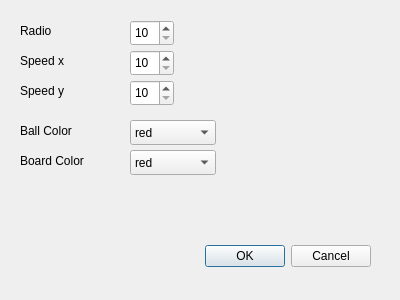
Before: the Qt Designer form task4/pl4/ChangeBallParamsDlg.ui in OgLocGreen/implementacion_de_sistemas_de_controll, drawn with Qt 5.
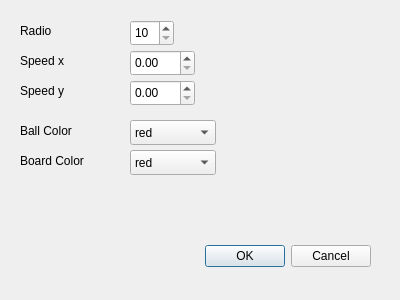
After: the same form once the commit is applied.

Patch:
```diff
--- a/task4/pl4/ChangeBallParamsDlg.ui
+++ b/task4/pl4/ChangeBallParamsDlg.ui
@@ -124,22 +124,6 @@
     <string>Speed x</string>
    </property>
   </widget>
-  <widget class="QSpinBox" name="spinBox_velo_x_2">
-   <property name="geometry">
-    <rect>
-     <x>130</x>
-     <y>50</y>
-     <width>44</width>
-     <height>26</height>
-    </rect>
-   </property>
-   <property name="minimum">
-    <number>10</number>
-   </property>
-   <property name="maximum">
-    <number>200</number>
-   </property>
-  </widget>
   <widget class="QLabel" name="label_radio_4">
    <property name="geometry">
     <rect>
@@ -206,21 +190,25 @@
     <string>Speed y</string>
    </property>
   </widget>
-  <widget class="QSpinBox" name="spinBox_velo_y_2">
+  <widget class="QDoubleSpinBox" name="doubleSpinBox_velo_x_2">
+   <property name="geometry">
+    <rect>
+     <x>130</x>
+     <y>50</y>
+     <width>65</width>
+     <height>26</height>
+    </rect>
+   </property>
+  </widget>
+  <widget class="QDoubleSpinBox" name="doubleSpinBox_velo_y_2">
    <property name="geometry">
     <rect>
      <x>130</x>
      <y>80</y>
-     <width>44</width>
+     <width>65</width>
      <height>26</height>
     </rect>
    </property>
-   <property name="minimum">
-    <number>10</number>
-   </property>
-   <property name="maximum">
-    <number>200</number>
-   </property>
   </widget>
  </widget>
  <resources/>
```
